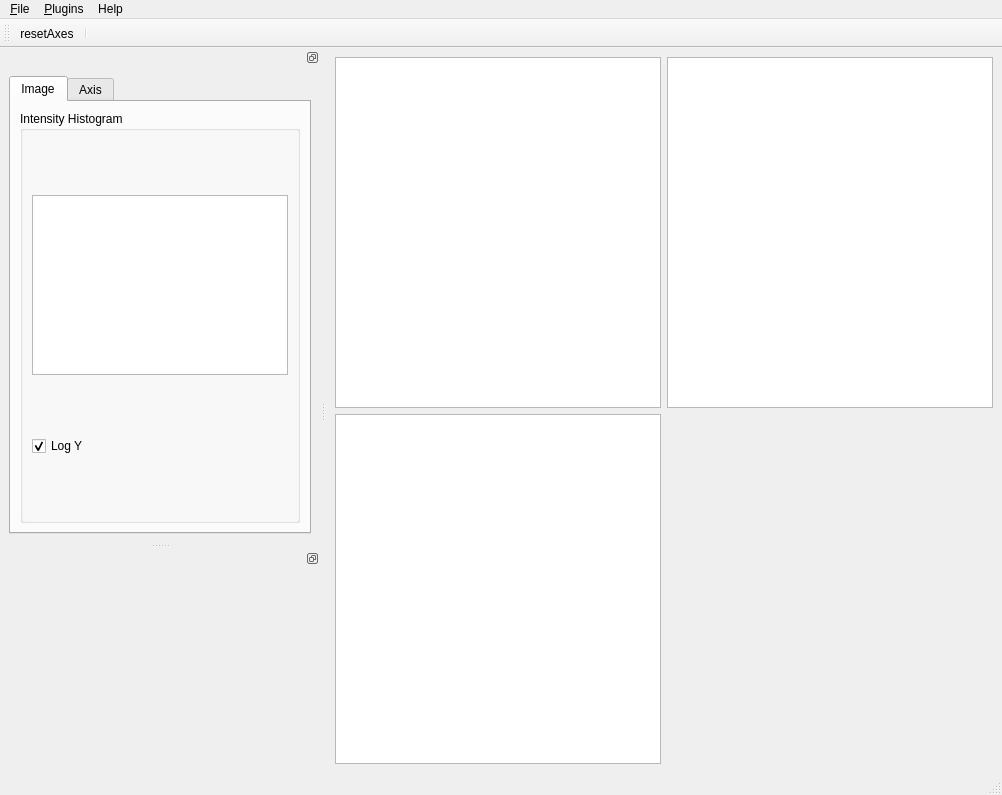
SainsburyWellcomeCentre/lasagna, file designerFiles/lasagna_mainWindow.ui: the form before one commit.
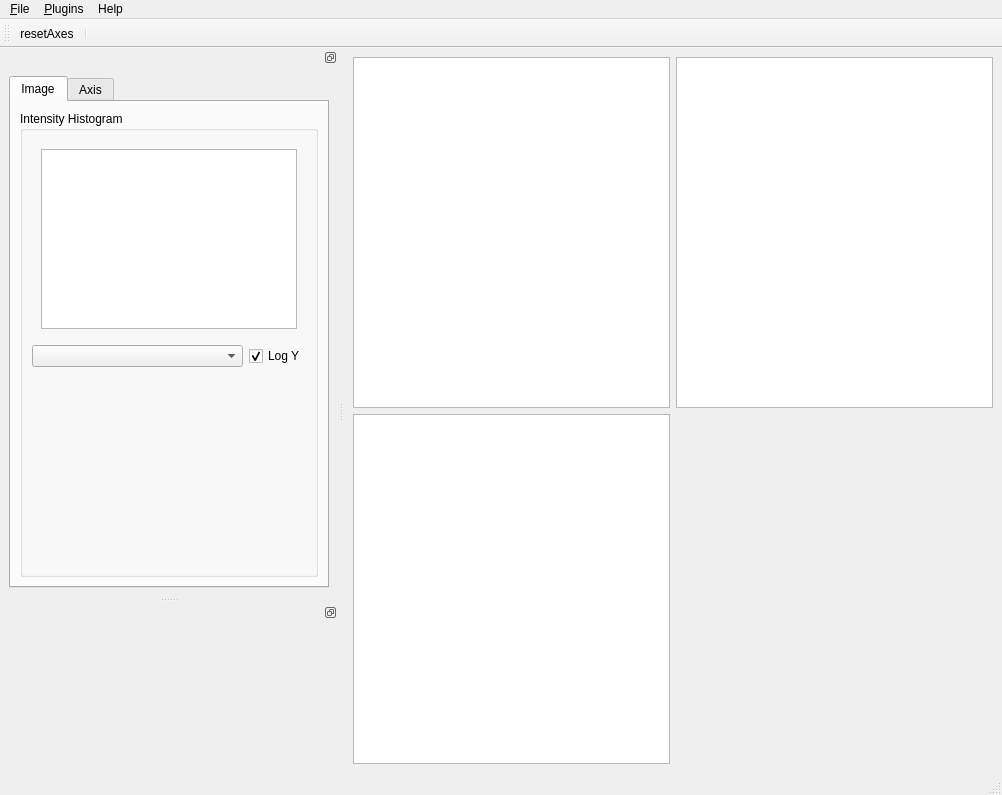
The form after the commit. Icons and pictures are not drawn. Custom widgets are drawn as their Qt base class.

Commit message: add histogram combo box to UI

```diff
--- a/designerFiles/lasagna_mainWindow.ui
+++ b/designerFiles/lasagna_mainWindow.ui
@@ -110,8 +110,8 @@
   <widget class="QDockWidget" name="mainDockWidget">
    <property name="minimumSize">
     <size>
-     <width>250</width>
-     <height>319</height>
+     <width>278</width>
+     <height>365</height>
     </size>
    </property>
    <property name="features">
@@ -139,6 +139,20 @@
            </property>
            <layout class="QVBoxLayout" name="verticalLayout_3">
             <item>
+             <widget class="QStackedWidget" name="stackedWidget">
+              <property name="frameShape">
+               <enum>QFrame::NoFrame</enum>
+              </property>
+              <property name="frameShadow">
+               <enum>QFrame::Raised</enum>
+              </property>
+              <property name="currentIndex">
+               <number>1</number>
+              </property>
+              <widget class="QWidget" name="page"/>
+              <widget class="QWidget" name="page_2">
+               <layout class="QHBoxLayout" name="horizontalLayout_4">
+                <item>
              <widget class="PlotWidget" name="intensityHistogram">
               <property name="sizePolicy">
                <sizepolicy hsizetype="Expanding" vsizetype="Fixed">
@@ -154,6 +168,28 @@
               </property>
              </widget>
             </item>
+               </layout>
+              </widget>
+             </widget>
+            </item>
+            <item>
+             <layout class="QHBoxLayout" name="horizontalLayout_5">
+              <item>
+               <widget class="QComboBox" name="imageComboBox">
+                <property name="minimumSize">
+                 <size>
+                  <width>175</width>
+                  <height>0</height>
+                 </size>
+                </property>
+                <property name="maxVisibleItems">
+                 <number>3</number>
+                </property>
+                <property name="maxCount">
+                 <number>9</number>
+                </property>
+               </widget>
+              </item>
             <item>
              <widget class="QCheckBox" name="logYcheckBox">
               <property name="sizePolicy">
@@ -169,6 +205,21 @@
                <bool>true</bool>
               </property>
              </widget>
+              </item>
+             </layout>
+            </item>
+            <item>
+             <spacer name="verticalSpacer">
+              <property name="orientation">
+               <enum>Qt::Vertical</enum>
+              </property>
+              <property name="sizeHint" stdset="0">
+               <size>
+                <width>20</width>
+                <height>134</height>
+               </size>
+              </property>
+             </spacer>
             </item>
            </layout>
           </widget>
```
Left out of the diff: 20 changed lines with no effect on the pictures. Lines whose indentation alone changed are shown as unchanged. The commit also changes 1 other file.
